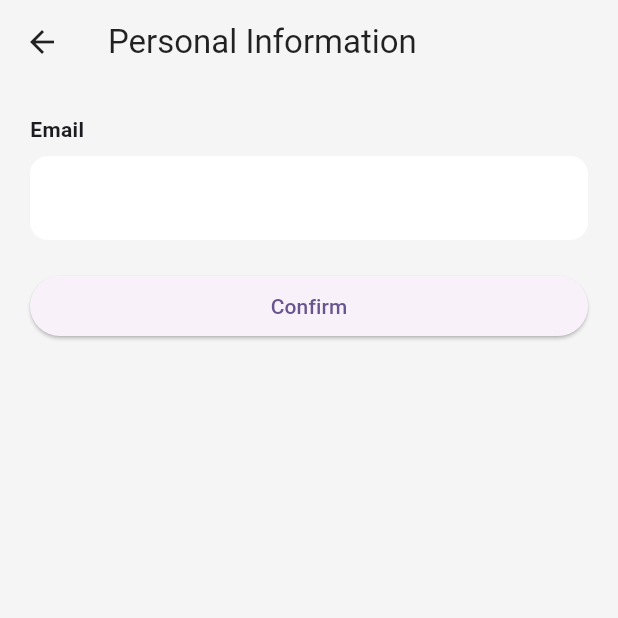
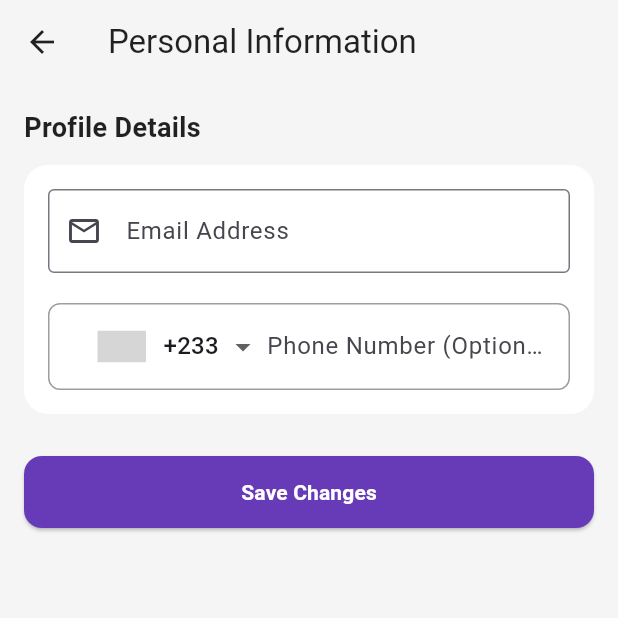
Before and after one commit to IsaacCodes01/power-tracker-gh, a Flutter app: the PersonalInformationScreen screen opened directly, on a phone screen of 412 x 824 dp, the top half of it. Run offline on Flutter 3.47's test engine with Material 3 defaults, Android fonts, the phone set to English and light mode, and no system bars; drawn by our look-alikes of intl_phone_number_input; our stand-ins replace cloud_firestore, firebase_auth, firebase_core, flutter_map, latlong2, lottie; accounts and stored records are empty; grey boxes are pictures that could not be loaded.

Commit message:
feat: complete international phone settings data formatting fix and back up user profiling features

```diff
--- a/lib/models/app_user.dart
+++ b/lib/models/app_user.dart
@@ -7,12 +7,16 @@ class AppUser {
   final List<String> savedAreas;
   final DateTime createdAt;
 
+  // ADDED: The new optional phoneNumber property
+  final String phoneNumber;
+
   AppUser({
     required this.uid,
     required this.email,
     required this.role,
     this.savedAreas = const [],
     required this.createdAt,
+    this.phoneNumber = '', // Default to an empty string if not provided
   });
 
   // Converts a Firestore document into an AppUser object.
@@ -25,6 +29,8 @@ class AppUser {
       createdAt: data['createdAt'] != null
           ? (data['createdAt'] as Timestamp).toDate()
           : DateTime.now(),
+      // FIXED: Safely reads the phoneNumber from the Firestore document payload
+      phoneNumber: data['phoneNumber'] ?? '',
     );
   }
 
@@ -36,6 +42,8 @@ class AppUser {
       'role': role,
       'savedAreas': savedAreas,
       'createdAt': Timestamp.fromDate(createdAt),
+      // FIXED: Packs the phone number string into your database upload map
+      'phoneNumber': phoneNumber,
     };
   }
 
--- a/lib/screens/settings/personal_information_screen.dart
+++ b/lib/screens/settings/personal_information_screen.dart
@@ -1,6 +1,7 @@
 import 'package:flutter/material.dart';
+import 'package:intl_phone_number_input/intl_phone_number_input.dart';
 import '../../services/auth_service.dart';
-import '../../widgets/reauth_dialog.dart';
+import '../../services/firestore_service.dart';
 
 class PersonalInformationScreen extends StatefulWidget {
   const PersonalInformationScreen({super.key});
@@ -11,57 +12,113 @@ class PersonalInformationScreen extends StatefulWidget {
 }
 
 class _PersonalInformationScreenState extends State<PersonalInformationScreen> {
+  final _formKey = GlobalKey<FormState>();
+  final _emailController = TextEditingController();
+  final _phoneController = TextEditingController();
+
+  PhoneNumber number = PhoneNumber(isoCode: 'GH');
+
   final _authService = AuthService();
-  late final TextEditingController _emailController;
+  final _firestoreService = FirestoreService();
+
   bool _isSaving = false;
+  bool _isLoadingData = true; // Tracks initial database profile load cleanly
 
   @override
   void initState() {
     super.initState();
-    _emailController = TextEditingController(
-      text: _authService.currentUser?.email ?? '',
-    );
+    _loadUserProfileData(); // Loads the profile packet once right on boot up
   }
 
   @override
   void dispose() {
     _emailController.dispose();
+    _phoneController.dispose();
     super.dispose();
   }
 
-  Future<void> _handleConfirm() async {
-    final newEmail = _emailController.text.trim();
-    if (newEmail.isEmpty || newEmail == _authService.currentUser?.email) {
-      return;
+  // FIXED: Asynchronously handles database pulling and country parsing upfront
+  Future<void> _loadUserProfileData() async {
+    try {
+      final currentUid = _authService.currentUser?.uid ?? '';
+      final appUser = await _firestoreService.getUserProfile(currentUid);
+
+      if (appUser != null && mounted) {
+        _emailController.text = appUser.email;
+
+        if (appUser.phoneNumber.isNotEmpty) {
+          // Wait for the international number tool to unpack the country prefix
+          final parsedNumber = await PhoneNumber.getRegionInfoFromPhoneNumber(
+            appUser.phoneNumber,
+          );
+          if (mounted) {
+            setState(() {
+              number = parsedNumber;
+              _phoneController.text = appUser.phoneNumber.replaceFirst(
+                parsedNumber.dialCode ?? '',
+                '',
+              );
+            });
+          }
+        }
+      }
+    } catch (e) {
+      debugPrint("Error initializing personal info data tracks: $e");
+    } finally {
+      if (mounted) {
+        setState(
+          () => _isLoadingData = false,
+        ); // Turns off loading spinner safely
+      }
+    }
   }
 
-    // Require re-authentication before allowing this sensitive change.
-    final confirmed = await showReauthDialog(context);
-    if (!confirmed) return;
+  Future<void> _handleSave(String uid) async {
+    if (!_formKey.currentState!.validate()) return;
 
     setState(() => _isSaving = true);
+
+    final messenger = ScaffoldMessenger.of(context);
+    final navigator = Navigator.of(context);
+
     try {
+      final newEmail = _emailController.text.trim();
+      final newPhone = number.phoneNumber?.trim() ?? '';
+
+      if (newEmail != _authService.currentUser?.email) {
         await _authService.updateEmail(newEmail);
-      if (!mounted) return;
-      ScaffoldMessenger.of(context).showSnackBar(
-        SnackBar(
-          content: Text(
-            'A confirmation link was sent to $newEmail. Verify it to complete the change.',
-          ),
+      }
+
+      await _firestoreService.updateUserProfile(uid, {
+        'email': newEmail,
+        'phoneNumber': newPhone,
+      });
+
+      messenger.showSnackBar(
+        const SnackBar(
+          content: Text('Personal information updated successfully! ✅'),
+          backgroundColor: Colors.green,
         ),
       );
+      navigator.pop();
     } catch (e) {
-      if (!mounted) return;
-      ScaffoldMessenger.of(
-        context,
-      ).showSnackBar(SnackBar(content: Text('Could not update email: $e')));
+      messenger.showSnackBar(
+        SnackBar(
+          content: Text('Update failed: $e'),
+          backgroundColor: Colors.redAccent,
+        ),
+      );
     } finally {
-      if (mounted) setState(() => _isSaving = false);
+      if (mounted) {
+        setState(() => _isSaving = false);
+      }
     }
   }
 
   @override
   Widget build(BuildContext context) {
+    final currentUid = _authService.currentUser?.uid ?? '';
+
     return Scaffold(
       backgroundColor: Colors.grey[100],
       appBar: AppBar(
@@ -70,42 +127,115 @@ class _PersonalInformationScreenState extends State<PersonalInformationScreen> {
         elevation: 0,
         foregroundColor: Colors.black87,
       ),
-      body: Padding(
-        padding: const EdgeInsets.all(20),
+      // FIXED: Swapped out FutureBuilder for a clean, deterministic local state check
+      body: _isLoadingData
+          ? const Center(child: CircularProgressIndicator())
+          : SingleChildScrollView(
+              padding: const EdgeInsets.all(16.0),
+              child: Form(
+                key: _formKey,
                 child: Column(
                   crossAxisAlignment: CrossAxisAlignment.start,
                   children: [
-            const Text('Email', style: TextStyle(fontWeight: FontWeight.bold)),
-            const SizedBox(height: 8),
-            TextField(
+                    const Text(
+                      'Profile Details',
+                      style: TextStyle(
+                        fontSize: 18,
+                        fontWeight: FontWeight.bold,
+                        color: Colors.black87,
+                      ),
+                    ),
+                    const SizedBox(height: 12),
+
+                    Container(
+                      padding: const EdgeInsets.all(16),
+                      decoration: BoxDecoration(
+                        color: Colors.white,
+                        borderRadius: BorderRadius.circular(16),
+                      ),
+                      child: Column(
+                        children: [
+                          TextFormField(
                             controller: _emailController,
                             keyboardType: TextInputType.emailAddress,
-              decoration: InputDecoration(
-                filled: true,
-                fillColor: Colors.white,
-                border: OutlineInputBorder(
-                  borderRadius: BorderRadius.circular(12),
-                  borderSide: BorderSide.none,
+                            decoration: const InputDecoration(
+                              labelText: 'Email Address',
+                              prefixIcon: Icon(Icons.email_outlined),
+                              border: OutlineInputBorder(),
                             ),
-              ),
+                            validator: (value) {
+                              if (value == null || value.trim().isEmpty) {
+                                return 'Email cannot be left empty';
+                              }
+                              return null;
+                            },
                           ),
                           const SizedBox(height: 20),
-            SizedBox(
-              width: double.infinity,
-              child: ElevatedButton(
-                onPressed: _isSaving ? null : _handleConfirm,
-                child: _isSaving
-                    ? const SizedBox(
-                        height: 20,
-                        width: 20,
-                        child: CircularProgressIndicator(strokeWidth: 2),
-                      )
-                    : const Text('Confirm'),
+
+                          Container(
+                            padding: const EdgeInsets.symmetric(horizontal: 16),
+                            decoration: BoxDecoration(
+                              border: Border.all(color: Colors.grey),
+                              borderRadius: BorderRadius.circular(8),
+                            ),
+                            child: InternationalPhoneNumberInput(
+                              onInputChanged: (PhoneNumber value) {
+                                number = value;
+                              },
+                              textFieldController: _phoneController,
+                              initialValue: number,
+                              selectorConfig: const SelectorConfig(
+                                selectorType: PhoneInputSelectorType.DROPDOWN,
+                                setSelectorButtonAsPrefixIcon: true,
+                                leadingPadding: 16.0,
+                              ),
+                              ignoreBlank: true,
+                              autoValidateMode:
+                                  AutovalidateMode.onUserInteraction,
+                              inputDecoration: const InputDecoration(
+                                labelText: 'Phone Number (Optional)',
+                                border: InputBorder.none,
+                              ),
                             ),
                           ),
                         ],
                       ),
                     ),
+                    const SizedBox(height: 28),
+
+                    SizedBox(
+                      width: double.infinity,
+                      child: ElevatedButton(
+                        onPressed: _isSaving
+                            ? null
+                            : () => _handleSave(currentUid),
+                        style: ElevatedButton.styleFrom(
+                          backgroundColor: Colors.deepPurple,
+                          foregroundColor: Colors.white,
+                          padding: const EdgeInsets.symmetric(vertical: 14),
+                          shape: RoundedRectangleBorder(
+                            borderRadius: BorderRadius.circular(12),
+                          ),
+                        ),
+                        child: _isSaving
+                            ? const SizedBox(
+                                height: 20,
+                                width: 20,
+                                child: CircularProgressIndicator(
+                                  color: Colors.white,
+                                  strokeWidth: 2,
+                                ),
+                              )
+                            : const Text(
+                                'Save Changes',
+                                style: TextStyle(fontWeight: FontWeight.bold),
+                              ),
+                      ),
+                    ),
+                  ],
+                ),
+              ),
+            ),
     );
   }
 }
--- a/lib/services/auth_service.dart
+++ b/lib/services/auth_service.dart
@@ -15,9 +15,11 @@ class AuthService {
 
   // SIGN UP: creates the account in Firebase Auth, then creates a matching
   // user profile document in Firestore with role hardcoded to "user".
+  // UPDATED: Added the optional phoneNumber argument here.
   Future<User?> signUp({
     required String email,
     required String password,
+    String? phoneNumber,
   }) async {
     try {
       final credential = await _auth.createUserWithEmailAndPassword(
@@ -35,6 +37,8 @@ class AuthService {
             'email': email,
             'role': 'user',
             'createdAt': FieldValue.serverTimestamp(),
+            // FIXED: Safely logs the phone number field or defaults to an empty string
+            'phoneNumber': phoneNumber ?? '',
           });
         } catch (databaseError) {
           // Log the error to your terminal console so you know about it,
@@ -91,8 +95,6 @@ class AuthService {
     }
     return 'user';
   }
-
-  // Add these two methods inside your AuthService class
 
   Future<void> updateEmail(String newEmail) async {
     try {
--- a/lib/services/firestore_service.dart
+++ b/lib/services/firestore_service.dart
@@ -1,9 +1,17 @@
 import 'package:cloud_firestore/cloud_firestore.dart';
+import 'package:flutter/material.dart';
 import '../models/outage_report.dart';
+import '../models/app_user.dart'; // ADDED: Import your user model
 
 class FirestoreService {
-  final CollectionReference _reportsRef =
-  FirebaseFirestore.instance.collection('outage_reports');
+  final CollectionReference _reportsRef = FirebaseFirestore.instance.collection(
+    'outage_reports',
+  );
+
+  // ADDED: Reference to the users collection in your database
+  final CollectionReference _usersRef = FirebaseFirestore.instance.collection(
+    'users',
+  );
 
   // CREATE: files a new form into the cabinet.
   Future<void> createReport(OutageReport report) async {
@@ -16,10 +24,16 @@ class FirestoreService {
     return _reportsRef
         .orderBy('createdAt', descending: true)
         .snapshots()
-        .map((snapshot) => snapshot.docs
-        .map((doc) => OutageReport.fromMap(
-        doc.id, doc.data() as Map<String, dynamic>))
-        .toList());
+        .map(
+          (snapshot) => snapshot.docs
+              .map(
+                (doc) => OutageReport.fromMap(
+                  doc.id,
+                  doc.data() as Map<String, dynamic>,
+                ),
+              )
+              .toList(),
+        );
   }
 
   // READ (single report): pulls out one specific form by its ID.
@@ -30,7 +44,10 @@ class FirestoreService {
   }
 
   // UPDATE: edits specific boxes on an existing form, leaving the rest alone.
-  Future<void> updateReport(String reportId, Map<String, dynamic> updates) async {
+  Future<void> updateReport(
+    String reportId,
+    Map<String, dynamic> updates,
+  ) async {
     await _reportsRef.doc(reportId).update(updates);
   }
 
@@ -51,4 +68,28 @@ class FirestoreService {
   Future<void> verifyReport(String reportId) async {
     await _reportsRef.doc(reportId).update({'verified': true});
   }
+
+  // ==========================================
+  //            USER PROFILE METHODS
+  // ==========================================
+
+  // READ USER: Fetches a single user profile from Firestore mapping it directly to AppUser
+  Future<AppUser?> getUserProfile(String uid) async {
+    try {
+      final doc = await _usersRef.doc(uid).get();
+      if (!doc.exists || doc.data() == null) return null;
+      return AppUser.fromMap(doc.data() as Map<String, dynamic>);
+    } catch (e) {
+      debugPrint("Error fetching user profile: $e");
+      return null;
+    }
+  }
+
+  // UPDATE USER: Modifies targeted user data fields (like phone number) safely
+  Future<void> updateUserProfile(
+    String uid,
+    Map<String, dynamic> updates,
+  ) async {
+    await _usersRef.doc(uid).update(updates);
+  }
 }
```
Also changed, not shown: lib/screens/auth/signup_screen.dart (+19 -11 lines). Lines whose indentation alone changed are shown as unchanged.
